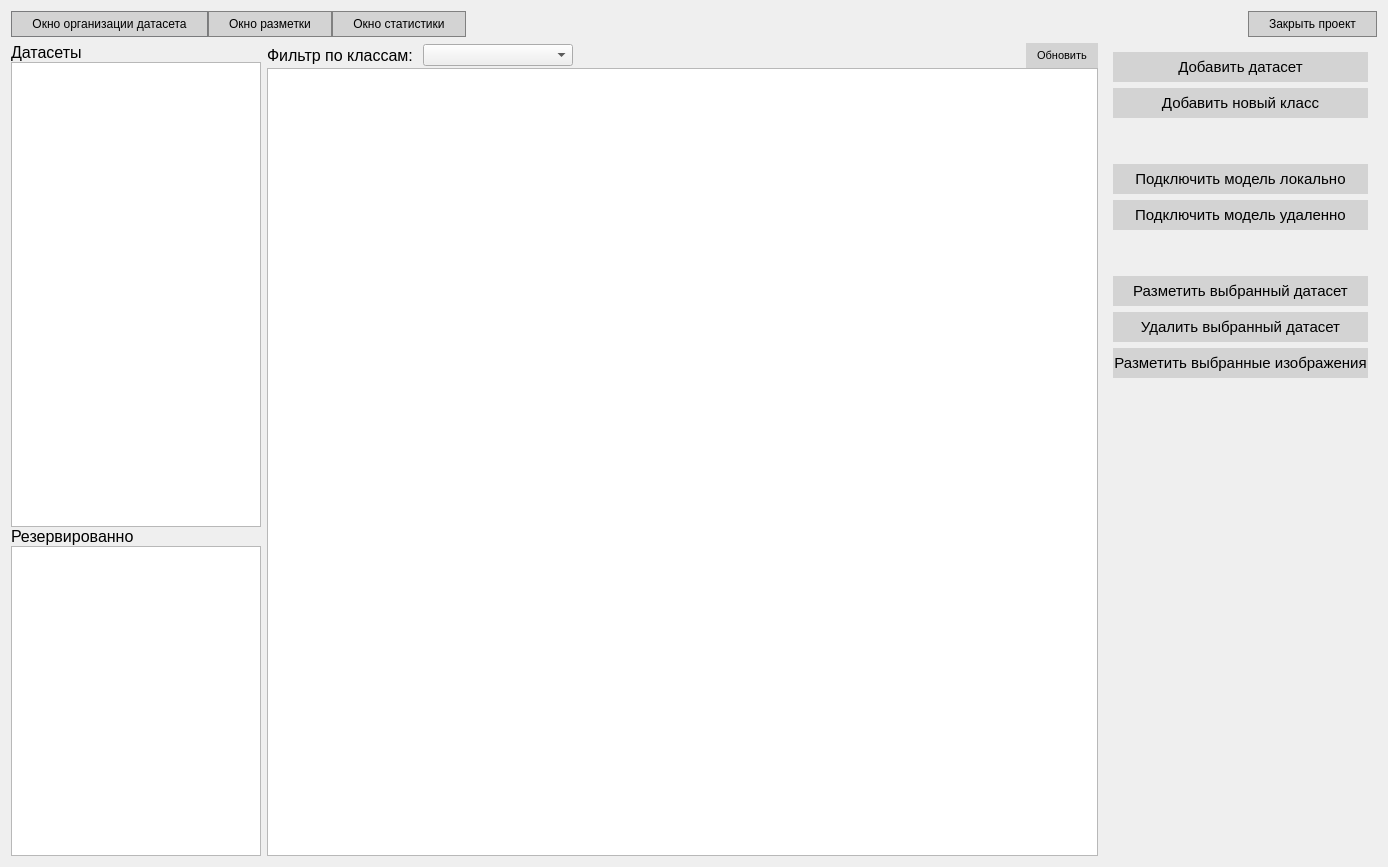
ivansoya/neural-master, file desktop_app/design/dataset_page.ui: the form before one commit.
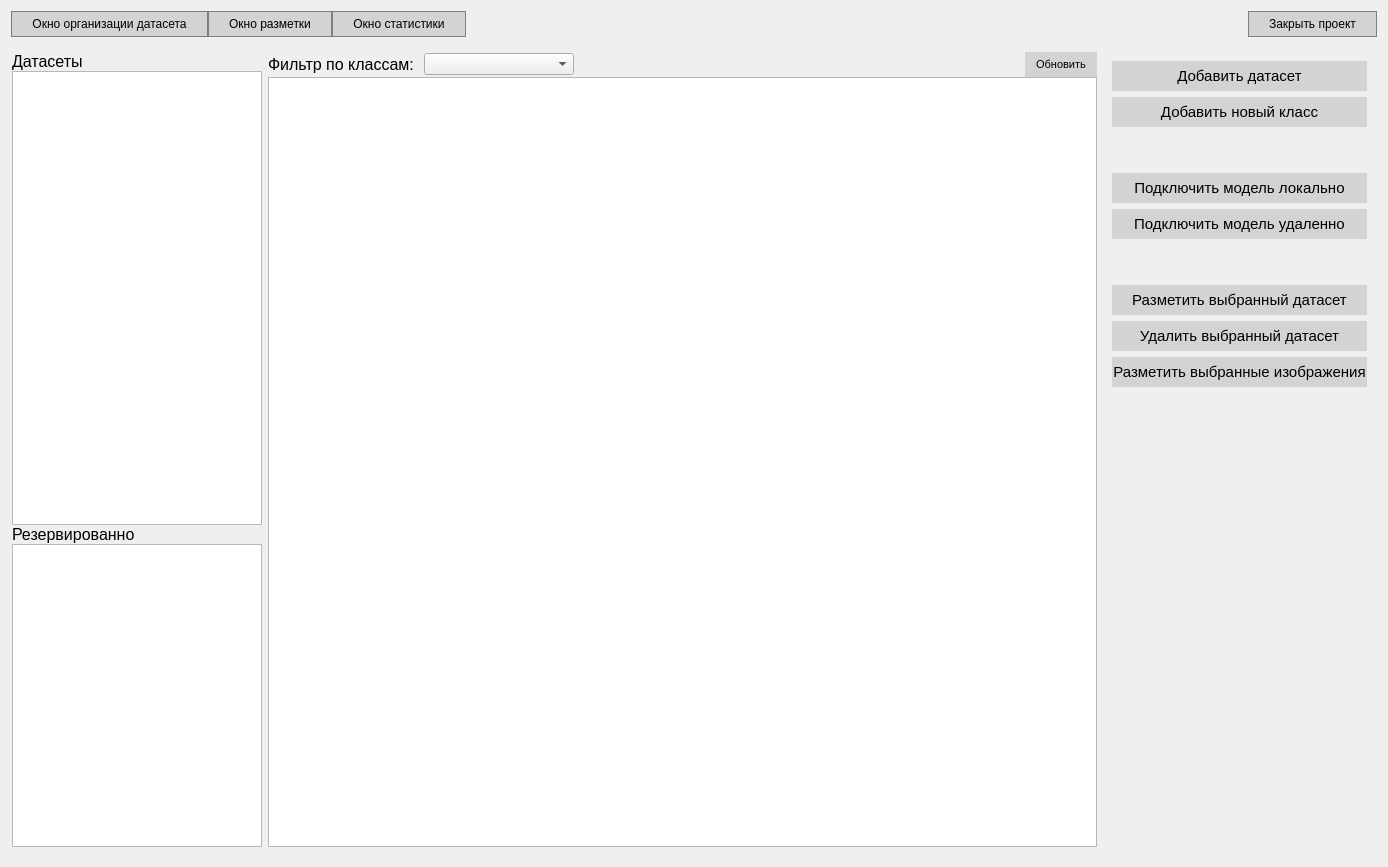
The form after the commit. Custom widgets are drawn as their Qt base class.

The edit to the form file:
```diff
--- a/desktop_app/design/dataset_page.ui
+++ b/desktop_app/design/dataset_page.ui
@@ -136,12 +136,13 @@
     </layout>
    </item>
    <item>
+    <widget class="QWidget" name="dataset_display" native="true">
     <layout class="QHBoxLayout" name="horizontalLayout">
      <property name="leftMargin">
-      <number>0</number>
+       <number>1</number>
      </property>
      <property name="rightMargin">
-      <number>0</number>
+       <number>1</number>
      </property>
      <item>
       <widget class="QWidget" name="verticalWidget" native="true">
@@ -434,6 +435,7 @@
       </widget>
      </item>
     </layout>
+    </widget>
    </item>
   </layout>
  </widget>
```
Left out of the diff: 2 changed lines with no effect on the pictures. Lines whose indentation alone changed are shown as unchanged.
